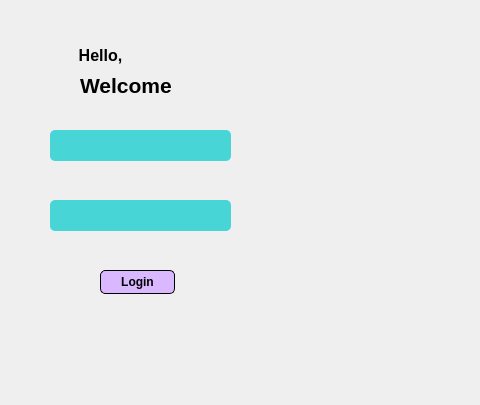
This is mainwindow.ui in samidukushalaya/Qt-Student_Teacher_Manager as Qt 5 draws it before an edit; both pictures show x 0 to 480 and y 0 to 405 of the 706 by 405 pixel window. The edited form follows.
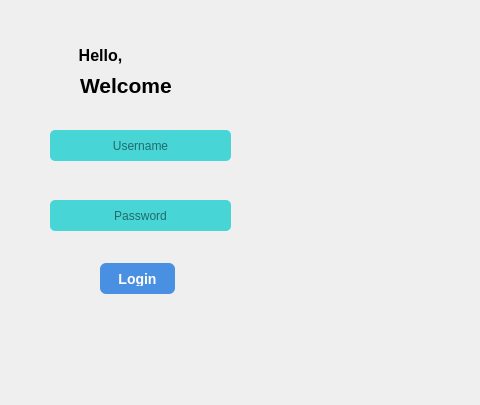
This is the edited form. Icons and pictures are not drawn.

Patch:
```diff
--- a/mainwindow.ui
+++ b/mainwindow.ui
@@ -76,6 +76,12 @@
     <property name="text">
      <string/>
     </property>
+    <property name="alignment">
+     <set>Qt::AlignmentFlag::AlignCenter</set>
+    </property>
+    <property name="placeholderText">
+     <string>Username</string>
+    </property>
    </widget>
    <widget class="QLineEdit" name="lineEdit_2">
     <property name="geometry">
@@ -91,32 +97,45 @@
 background-color: rgb(71, 213, 213);
 </string>
     </property>
+    <property name="alignment">
+     <set>Qt::AlignmentFlag::AlignCenter</set>
+    </property>
+    <property name="placeholderText">
+     <string>Password</string>
+    </property>
    </widget>
    <widget class="QPushButton" name="pushButton">
     <property name="geometry">
      <rect>
       <x>100</x>
-      <y>270</y>
+      <y>263</y>
       <width>75</width>
-      <height>24</height>
+      <height>31</height>
      </rect>
     </property>
     <property name="styleSheet">
-     <string notr="true">#pushButton{
-font:bold;
-background-color: rgb(217, 184, 255);
-border-radius:5px;
-border:1px solid;
+     <string notr="true">QPushButton {
+    background-color: #4a90e2;
+    color: white;
+    border: none;
+    padding: 8px 16px;
+    border-radius: 6px;
+    font-size: 14px;
+    font-weight: 500;
+}
 
-
-
+QPushButton:hover {
+    background-color: #5aa0f0;
 }
 #pushButton:pressed{
 	background-color: rgb(255, 255, 255);
 
 }
 
-</string>
+QPushButton:disabled {
+    background-color: #b5b5b5;
+    color: #f0f0f0;
+}</string>
     </property>
     <property name="text">
      <string>Login</string>
```
Left out of the diff: 30 changed lines with no effect on the pictures.
